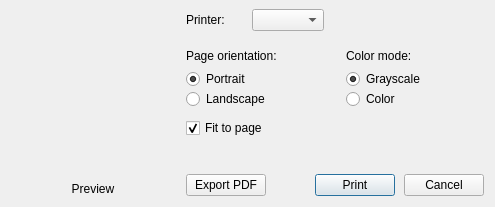
Qt form qimgv/gui/dialogs/printdialog.ui (do-i/thumbgrid) before a commit.
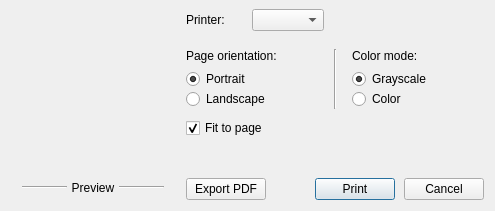
The same form after that commit.

Commit message: print dialog tweak

The edit to the form file:
```diff
--- a/qimgv/gui/dialogs/printdialog.ui
+++ b/qimgv/gui/dialogs/printdialog.ui
@@ -37,6 +37,9 @@
    </property>
    <item>
     <layout class="QVBoxLayout" name="verticalLayout_3">
+     <property name="spacing">
+      <number>3</number>
+     </property>
      <property name="leftMargin">
       <number>4</number>
      </property>
@@ -80,21 +83,14 @@
        </property>
       </widget>
      </item>
-     <item>
-      <widget class="QLabel" name="label_4">
-       <property name="text">
-        <string>Preview</string>
-       </property>
-       <property name="alignment">
-        <set>Qt::AlignCenter</set>
-       </property>
-      </widget>
-     </item>
      <item>
       <spacer name="verticalSpacer_3">
        <property name="orientation">
         <enum>Qt::Vertical</enum>
        </property>
+       <property name="sizeType">
+        <enum>QSizePolicy::Expanding</enum>
+       </property>
        <property name="sizeHint" stdset="0">
         <size>
          <width>20</width>
@@ -103,6 +99,46 @@
        </property>
       </spacer>
      </item>
+     <item>
+      <layout class="QHBoxLayout" name="horizontalLayout_6">
+       <property name="leftMargin">
+        <number>9</number>
+       </property>
+       <property name="topMargin">
+        <number>5</number>
+       </property>
+       <property name="rightMargin">
+        <number>9</number>
+       </property>
+       <property name="bottomMargin">
+        <number>5</number>
+       </property>
+       <item>
+        <widget class="Line" name="line">
+         <property name="orientation">
+          <enum>Qt::Horizontal</enum>
+         </property>
+        </widget>
+       </item>
+       <item>
+        <widget class="QLabel" name="label_4">
+         <property name="text">
+          <string>Preview</string>
+         </property>
+         <property name="alignment">
+          <set>Qt::AlignCenter</set>
+         </property>
+        </widget>
+       </item>
+       <item>
+        <widget class="Line" name="line_2">
+         <property name="orientation">
+          <enum>Qt::Horizontal</enum>
+         </property>
+        </widget>
+       </item>
+      </layout>
+     </item>
     </layout>
    </item>
    <item>
@@ -275,6 +311,13 @@
          </layout>
         </widget>
        </item>
+       <item>
+        <widget class="Line" name="line_3">
+         <property name="orientation">
+          <enum>Qt::Vertical</enum>
+         </property>
+        </widget>
+       </item>
        <item>
         <widget class="QWidget" name="colorModeContainer" native="true">
          <layout class="QVBoxLayout" name="verticalLayout_5">
```
The commit also changes 1 other file.
